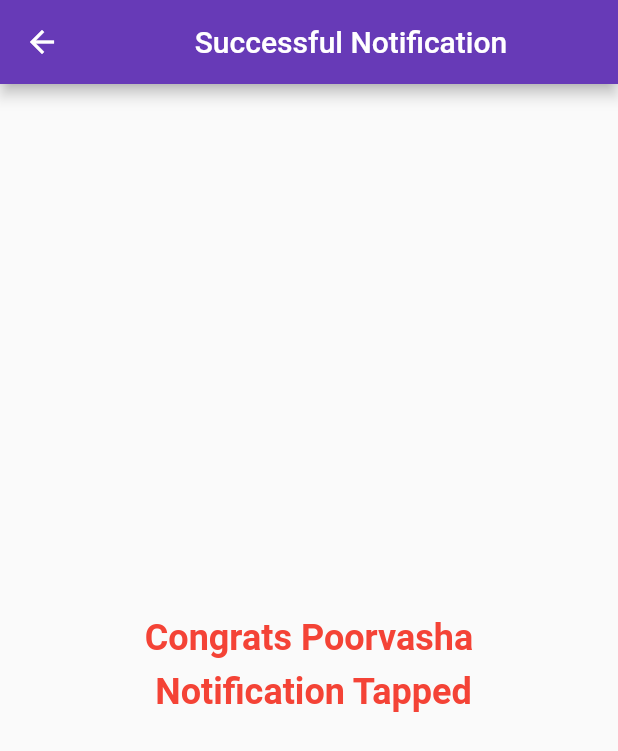
After one commit to poorvasha/flutter_features, a Flutter app: the Successfulnotification screen opened by its route, on a phone screen of 412 x 824 dp. The commit adds this screen. Shown: the top 751 px of the screen. Run offline on Flutter 3.47's test engine with Material 2 defaults, Android fonts, the phone set to English and light mode, and no system bars; our stand-ins replace cross_file, file_picker, flutter_local_notifications, image_picker, open_filex, rxdart and 2 more; missing offline and left inert: notification_permissions; accounts and stored records are empty.

Commit message:
implement local notification, recieve notification immediately

```diff
--- a/lib/utilities/RouteGenerator.dart
+++ b/lib/utilities/RouteGenerator.dart
@@ -1,5 +1,6 @@
 import 'package:flutter/material.dart';
 import 'package:flutter_features/widgets/local_notification_widgets/local_notification_home.dart';
+import 'package:flutter_features/widgets/local_notification_widgets/successful_notification.dart';
 import '../main.dart';
 import '../widgets/adverse_scenario_widgets/page_not_found.dart';
 import '../widgets/home_page.dart';
@@ -59,6 +60,7 @@ class RouteGenerator {
       '/VideoPicker' : (context) => const VideoPicker(),
       '/FilePicker' : (context) => const FilePicker(),
       '/LocalNotificationHome' : (context) => const LocalNotificationHome(),
+      '/SuccessfulNotification' : (context) => const Successfulnotification(),
     };
   }
 }
--- /dev/null
+++ b/lib/widgets/local_notification_widgets/successful_notification.dart
@@ -0,0 +1,24 @@
+import 'package:flutter/material.dart';
+import 'package:flutter/src/widgets/container.dart';
+import 'package:flutter/src/widgets/framework.dart';
+import 'package:flutter/widgets.dart';
+
+class Successfulnotification extends StatelessWidget {
+  const Successfulnotification({super.key});
+
+  @override
+  Widget build(BuildContext context) {
+    return  Scaffold(
+      appBar: AppBar(title: const Center(child: Text("Successful Notification"))),
+      body: const Center(
+        child: Text("Congrats Poorvasha \n Notification Tapped",
+            textAlign: TextAlign.center,
+            style: TextStyle(
+                height: 1.5,
+                color: Colors.red,
+                fontSize: 24,
+                fontWeight: FontWeight.bold)),
+      ),
+    );
+  }
+}
--- a/pubspec.yaml
+++ b/pubspec.yaml
@@ -46,6 +46,7 @@ dependencies:
   open_filex: ^4.3.2
   flutter_local_notifications: ^13.0.0
   notification_permissions: ^0.6.1
+  rxdart: ^0.27.7
 
 
 
```
Also changed, not shown: lib/main.dart (+2 -8 lines), lib/utilities/notification_api.dart (added, +52 -0 lines), lib/widgets/local_notification_widgets/local_notification_home.dart (+19 -7 lines), lib/widgets/local_notification_widgets/notification_api.dart (deleted, +0 -22 lines), pubspec.lock, 2 other files.
